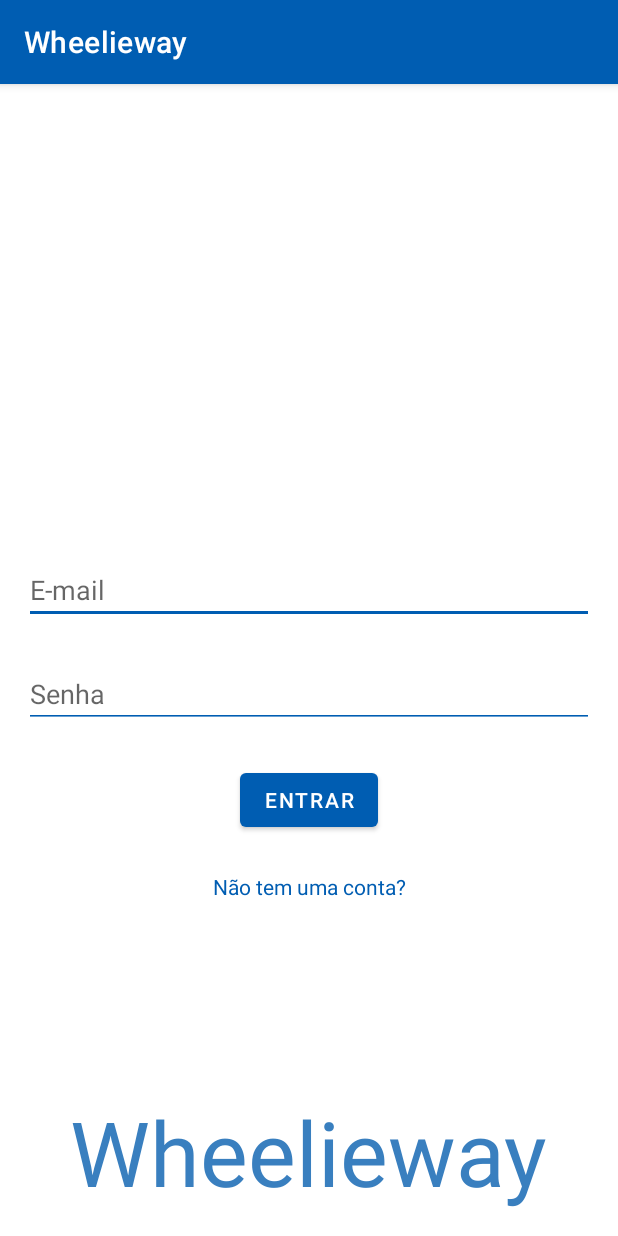
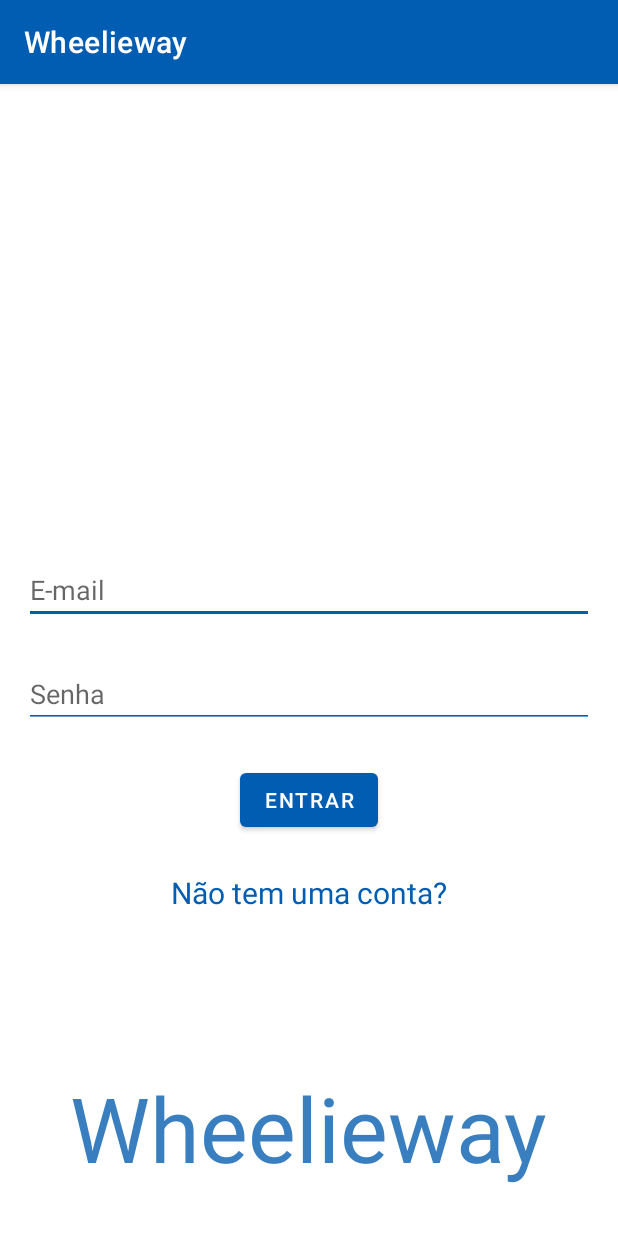
Before and after one commit to RafaBMartins/Wheelieway, an Android app: the LoginActivity screen opened directly, with no data from a screen before it, on a phone screen of 412 x 824 dp. Run offline under Robolectric (Android 15) with nearby library versions, the phone set to English and light mode, and no system bars.

Commit message:
02/06 11:05

```diff
--- a/app/src/main/res/layout/activity_login.xml
+++ b/app/src/main/res/layout/activity_login.xml
@@ -63,6 +63,7 @@
         android:layout_marginTop="24dp"
         android:text="@string/tvNaoTemUmaConta"
         android:textColor="@color/azul_3"
+        android:textSize="20sp"
         app:layout_constraintEnd_toEndOf="parent"
         app:layout_constraintStart_toStartOf="parent"
         app:layout_constraintTop_toBottomOf="@+id/btnEntrar" />
@@ -71,7 +72,7 @@
         android:id="@+id/tvWheelieway"
         android:layout_width="wrap_content"
         android:layout_height="wrap_content"
-        android:layout_marginBottom="16dp"
+        android:layout_marginBottom="32dp"
         android:text="@string/app_name"
         android:textColor="@color/azul_2"
         android:textSize="60sp"
--- a/app/src/main/res/layout/activity_registro.xml
+++ b/app/src/main/res/layout/activity_registro.xml
@@ -38,7 +38,7 @@
         android:layout_width="0dp"
         android:layout_height="wrap_content"
         android:layout_marginStart="16dp"
-        android:layout_marginTop="16dp"
+        android:layout_marginTop="24dp"
         android:layout_marginEnd="16dp"
         android:backgroundTint="@color/azul_3"
         android:ems="10"
```
